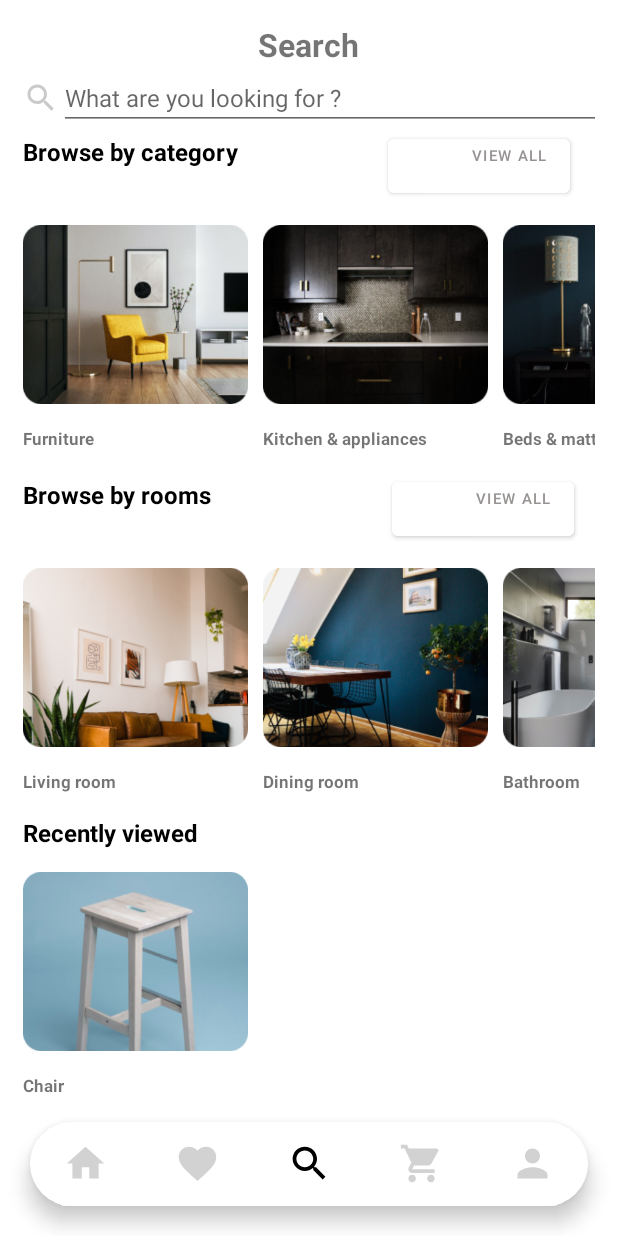
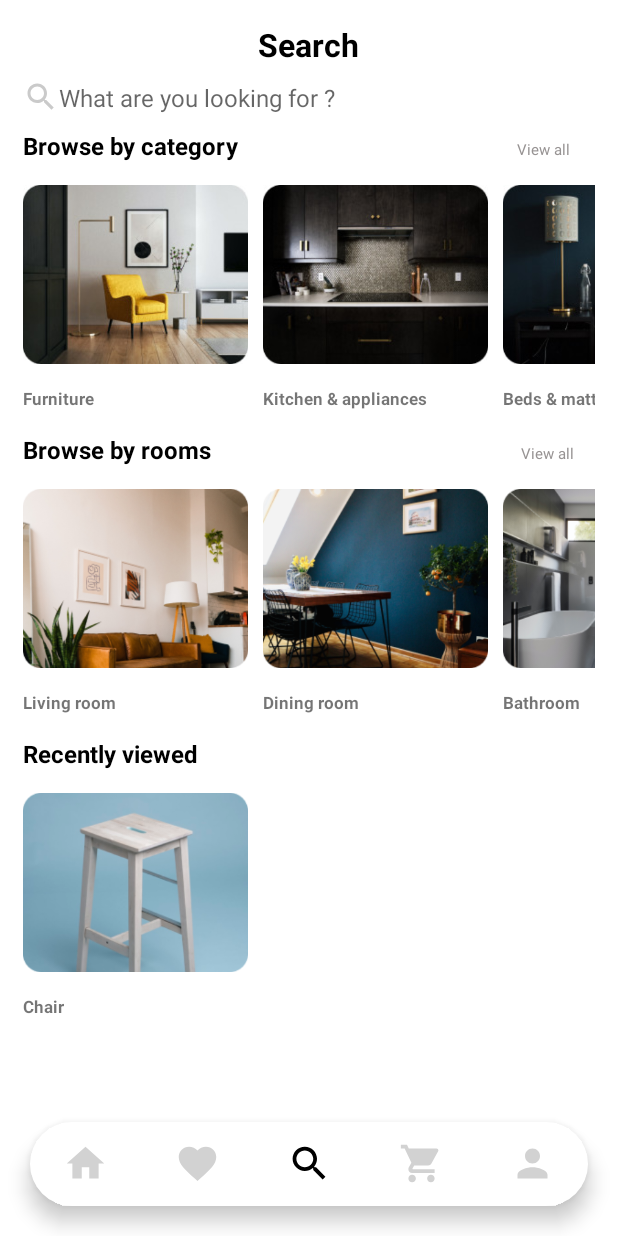
Before and after one commit to trtph/DoAnWoody, an Android app: the screen it shows after launch (MainActivity), item 3 of the bottom bar chosen, on a phone screen of 412 x 824 dp. Run offline under Robolectric (Android 15) with nearby library versions, the phone set to English and light mode, and no system bars.

Commit message:
edit fragment_search

```diff
--- a/app/src/main/res/layout/fragment_search.xml
+++ b/app/src/main/res/layout/fragment_search.xml
@@ -12,6 +12,7 @@
         android:text="Search"
         android:textSize="21sp"
         android:textStyle="bold"
+        android:textColor="@color/black"
         android:layout_gravity="center"/>
 
     <LinearLayout
@@ -24,9 +25,12 @@
             android:src="@drawable/ic_baseline_search_24"/>
 
         <EditText
+            android:layout_marginTop="10dp"
             android:id="@+id/edtSearch"
             android:layout_width="362dp"
             android:layout_height="wrap_content"
+            android:layout_marginBottom="10dp"
+            android:background="@drawable/custom_search_home"
             android:hint="What are you looking for ?"
             android:inputType="text"
             android:textSize="16sp" />
@@ -43,12 +47,11 @@
             android:textColor="@color/black"
             android:textStyle="bold"/>
 
-        <Button
-            android:id="@+id/btn1"
+        <TextView
+            android:id="@+id/txtView1"
             android:layout_width="121dp"
             android:layout_height="wrap_content"
             android:layout_marginLeft="100dp"
-            android:backgroundTint="@color/white"
             android:text="View all"
             android:gravity="right"
             android:textColor="#979393"
@@ -72,12 +75,11 @@
             android:textSize="16sp"
             android:textStyle="bold" />
 
-        <Button
-            android:id="@+id/btn2"
+        <TextView
+            android:id="@+id/txtView2"
             android:layout_width="121dp"
             android:layout_height="wrap_content"
             android:layout_marginLeft="120dp"
-            android:backgroundTint="@color/white"
             android:text="View all"
             android:gravity="right"
             android:textColor="#979393"
--- a/app/src/main/res/layout/fragment_user_account.xml
+++ b/app/src/main/res/layout/fragment_user_account.xml
@@ -3,6 +3,7 @@
     xmlns:tools="http://schemas.android.com/tools"
     android:layout_width="match_parent"
     android:layout_height="match_parent"
+    xmlns:app="http://schemas.android.com/apk/res-auto"
     android:orientation="vertical"
     android:background="#F8F7F7"
     tools:context=".UserAccountFragment">
@@ -64,13 +65,14 @@
                 android:textStyle="italic" />
         </LinearLayout>
 
-        <androidx.appcompat.widget.AppCompatButton
+        <com.google.android.material.button.MaterialButton
             android:id="@+id/btnLogin"
             android:layout_width="wrap_content"
             android:layout_height="wrap_content"
             android:layout_gravity="center"
             android:textColor="#F8F7F7"
-            android:background="@drawable/custom_button"
+            app:cornerRadius="60dp"
+            android:backgroundTint="@color/black"
             android:text="Login" />
     </LinearLayout>
 
```
